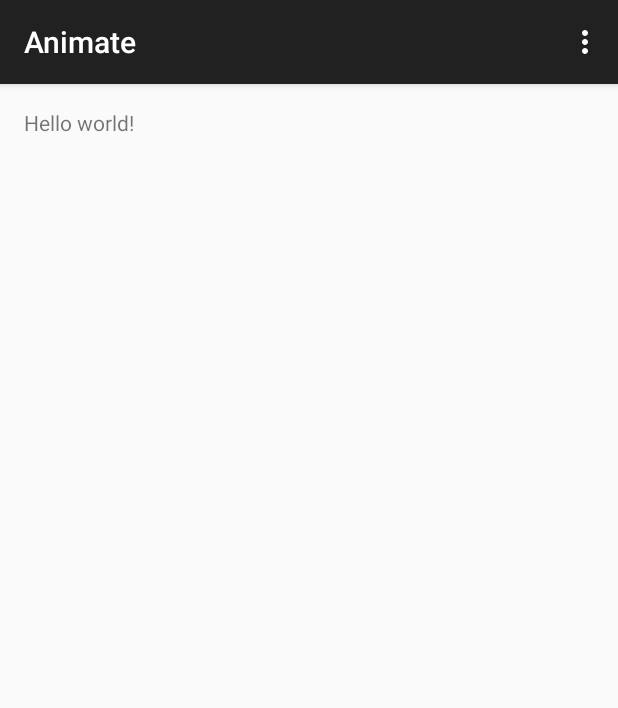
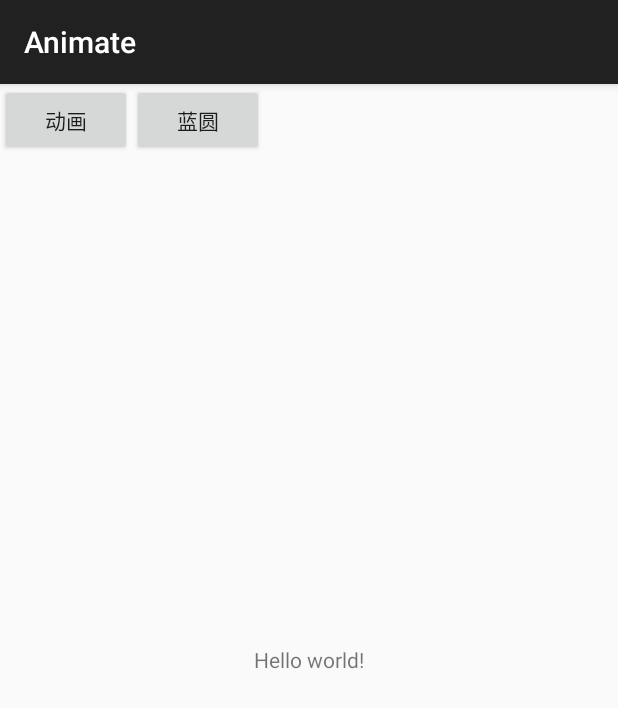
Before and after one commit to wHong19/Animation, an Android app: the screen it shows after launch (MainActivity), on a phone screen of 412 x 824 dp. Shown: the top 708 px of the screen. Run offline under Robolectric (Android 15) with nearby library versions, the phone set to English and light mode, and no system bars.

Commit message:
修改人 : 洪爷 动画

```diff
--- a/app/src/main/AndroidManifest.xml
+++ b/app/src/main/AndroidManifest.xml
@@ -16,6 +16,10 @@
                 <category android:name="android.intent.category.LAUNCHER" />
             </intent-filter>
         </activity>
+        <activity
+            android:name=".BLueCircleActivity"
+            android:label="@string/title_activity_blue_circle" >
+        </activity>
     </application>
 
 </manifest>
--- a/app/src/main/java/cn/hongye/animate/MainActivity.java
+++ b/app/src/main/java/cn/hongye/animate/MainActivity.java
@@ -1,37 +1,59 @@
 package cn.hongye.animate;
 
+import android.animation.AnimatorSet;
+import android.animation.ObjectAnimator;
+import android.content.Intent;
+import android.os.Bundle;
 import android.support.v7.app.AppCompatActivity;
-import android.os.Bundle;
-import android.view.Menu;
-import android.view.MenuItem;
+import android.view.View;
+import android.view.Window;
+import android.widget.Button;
+import android.widget.TextView;
 
-public class MainActivity extends AppCompatActivity {
+public class MainActivity extends AppCompatActivity implements View.OnClickListener{
+    private Button btn;
+    private TextView tv;
+    private Button btnToBlue;
 
     @Override
     protected void onCreate(Bundle savedInstanceState) {
+        requestWindowFeature(Window.FEATURE_NO_TITLE);
         super.onCreate(savedInstanceState);
         setContentView(R.layout.activity_main);
+        initView();
     }
 
-    @Override
-    public boolean onCreateOptionsMenu(Menu menu) {
-        // Inflate the menu; this adds items to the action bar if it is present.
-        getMenuInflater().inflate(R.menu.menu_main, menu);
-        return true;
+    private void initData() {
+        ObjectAnimator moveIn = ObjectAnimator.ofFloat(tv, "translationX", -500f, 0f);
+        ObjectAnimator rotate = ObjectAnimator.ofFloat(tv, "rotation", 0f, 360f);
+        ObjectAnimator fadeInOut = ObjectAnimator.ofFloat(tv, "alpha", 1f, 0f, 1f);
+        AnimatorSet animatorSet = new AnimatorSet();
+        animatorSet.play(moveIn).with(rotate).after(fadeInOut);
+        animatorSet.setDuration(5000);
+        animatorSet.start();
     }
 
+    private void initView() {
+        btn = (Button) findViewById(R.id.btn);
+        btnToBlue = (Button) findViewById(R.id.btn_to_blueCircle);
+        tv = (TextView) findViewById(R.id.tv);
+        btn.setOnClickListener(this);
+        btnToBlue.setOnClickListener(this);
+    }
+
+
     @Override
-    public boolean onOptionsItemSelected(MenuItem item) {
-        // Handle action bar item clicks here. The action bar will
-        // automatically handle clicks on the Home/Up button, so long
-        // as you specify a parent activity in AndroidManifest.xml.
-        int id = item.getItemId();
-
-        //noinspection SimplifiableIfStatement
-        if (id == R.id.action_settings) {
-            return true;
+    public void onClick(View v) {
+        switch (v.getId()){
+            case R.id.btn:
+                initData();
+                break;
+            case R.id.btn_to_blueCircle:
+                Intent intent=new Intent(this,BLueCircleActivity.class);
+                startActivity(intent);
+                break;
+            default:
+                break;
         }
-
-        return super.onOptionsItemSelected(item);
     }
 }
--- a/app/src/main/res/layout/activity_main.xml
+++ b/app/src/main/res/layout/activity_main.xml
@@ -1,11 +1,23 @@
 <RelativeLayout xmlns:android="http://schemas.android.com/apk/res/android"
     xmlns:tools="http://schemas.android.com/tools" android:layout_width="match_parent"
-    android:layout_height="match_parent" android:paddingLeft="@dimen/activity_horizontal_margin"
-    android:paddingRight="@dimen/activity_horizontal_margin"
-    android:paddingTop="@dimen/activity_vertical_margin"
-    android:paddingBottom="@dimen/activity_vertical_margin" tools:context=".MainActivity">
+    android:layout_height="match_parent" tools:context=".MainActivity">
 
-    <TextView android:text="@string/hello_world" android:layout_width="wrap_content"
+    <Button
+        android:id="@+id/btn"
+        android:text="动画"
+        android:layout_width="wrap_content"
+        android:layout_height="wrap_content" />
+    <Button
+        android:id="@+id/btn_to_blueCircle"
+        android:layout_toRightOf="@id/btn"
+        android:text="蓝圆"
+        android:layout_width="wrap_content"
         android:layout_height="wrap_content" />
 
+    <TextView
+        android:id="@+id/tv"
+        android:text="@string/hello_world" android:layout_width="wrap_content"
+        android:layout_height="wrap_content"
+        android:layout_centerInParent="true"/>
+
 </RelativeLayout>
--- a/app/src/main/res/values/strings.xml
+++ b/app/src/main/res/values/strings.xml
@@ -3,4 +3,5 @@
 
     <string name="hello_world">Hello world!</string>
     <string name="action_settings">Settings</string>
+    <string name="title_activity_blue_circle">BLueCircleActivity</string>
 </resources>
```
Also changed, not shown: app/src/main/java/cn/hongye/animate/BLueCircleActivity.java (added, +13 -0 lines), app/src/main/java/cn/hongye/animate/util/PointEvaluator.java (added, +22 -0 lines), app/src/main/java/cn/hongye/animate/view/MyAnimView.java (added, +65 -0 lines), app/src/main/java/cn/hongye/animate/widget/Point.java (added, +24 -0 lines), app/src/main/res/layout/activity_blue_circle.xml (added, +10 -0 lines), app/src/main/res/menu/menu_blue_circle.xml (added, +7 -0 lines).
